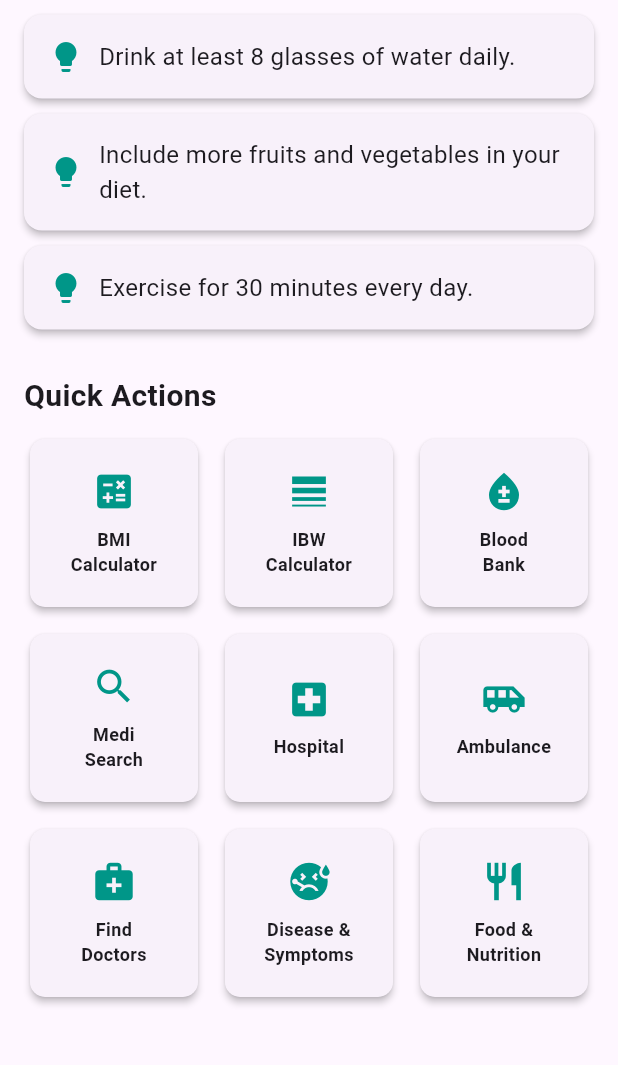
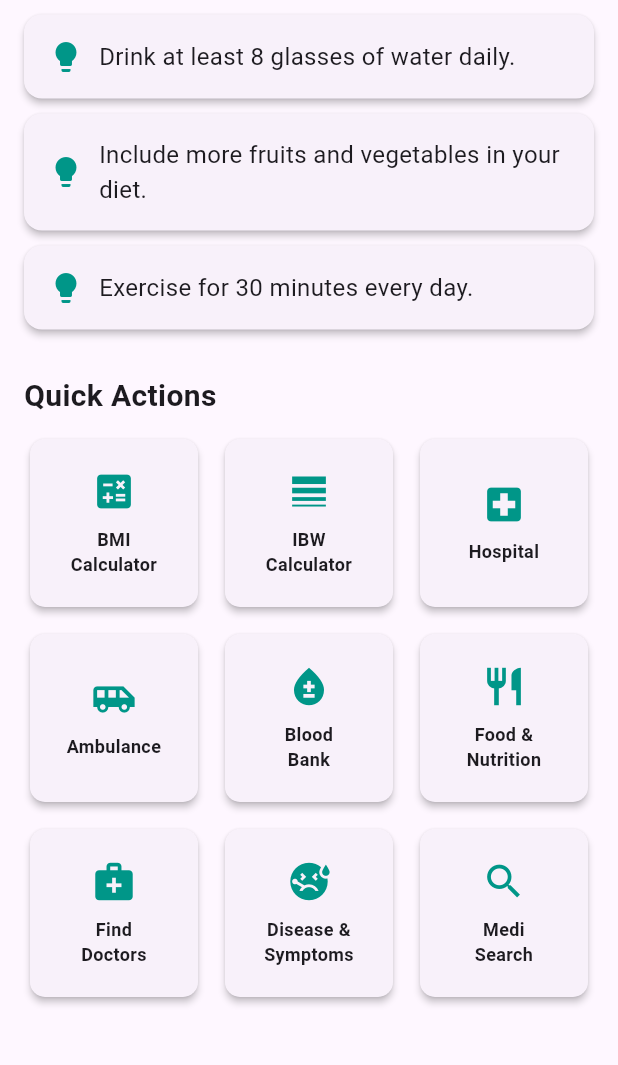
Before and after one commit to riazulrocky/Health-Expert-Flutter-App, a Flutter app: the screen it shows after launch, on a phone screen of 412 x 824 dp, the part 158-1223 px from its top. Run offline on Flutter 3.47's test engine with Material 3 defaults, Android fonts, the phone set to English and light mode, and no system bars.

Commit message:
hospital

```diff
--- a/lib/home_page.dart
+++ b/lib/home_page.dart
@@ -1,10 +1,24 @@
 import 'package:flutter/material.dart';
 import 'package:health_app/bmi_calculator.dart';
 import 'package:health_app/ibw_calculator.dart';
-import 'package:health_app/ambulance_page.dart'; // ✅ Added import for AmbulancePage
+import 'package:health_app/hospital_page.dart';
 
 class HomePage extends StatelessWidget {
   const HomePage({super.key});
+
+  // ✅ Make quickActions static const
+  static const List<Map<String, dynamic>> quickActions = [
+    // ✅ Use const for each map
+    {'icon': Icons.calculate, 'label': 'BMI\nCalculator'},
+    {'icon': Icons.line_weight, 'label': 'IBW\nCalculator'},
+    {'icon': Icons.local_hospital, 'label': 'Hospital'},
+    {'icon': Icons.airport_shuttle, 'label': 'Ambulance'},
+    {'icon': Icons.bloodtype, 'label': 'Blood\nBank'},
+    {'icon': Icons.restaurant, 'label': 'Food &\nNutrition'},
+    {'icon': Icons.medical_services, 'label': 'Find\nDoctors'},
+    {'icon': Icons.sick, 'label': 'Disease &\nSymptoms'},
+    {'icon': Icons.search, 'label': 'Medi\nSearch'},
+  ];
 
   @override
   Widget build(BuildContext context) {
@@ -24,8 +38,8 @@ class HomePage extends StatelessWidget {
             const SizedBox(height: 20),
 
             // Health Tips Section
-            Padding(
-              padding: const EdgeInsets.symmetric(horizontal: 16),
+            const Padding(
+              padding: EdgeInsets.symmetric(horizontal: 16),
               child: Column(
                 crossAxisAlignment: CrossAxisAlignment.start,
                 children: [
@@ -33,10 +47,10 @@ class HomePage extends StatelessWidget {
                     'Health Tips',
                     style: TextStyle(fontSize: 20, fontWeight: FontWeight.bold),
                   ),
-                  const SizedBox(height: 10),
-                  _buildHealthTipCard('Drink at least 8 glasses of water daily.'),
-                  _buildHealthTipCard('Include more fruits and vegetables in your diet.'),
-                  _buildHealthTipCard('Exercise for 30 minutes every day.'),
+                  SizedBox(height: 10),
+                  _HealthTipCard(tip: 'Drink at least 8 glasses of water daily.'),
+                  _HealthTipCard(tip: 'Include more fruits and vegetables in your diet.'),
+                  _HealthTipCard(tip: 'Exercise for 30 minutes every day.'),
                 ],
               ),
             ),
@@ -44,8 +58,8 @@ class HomePage extends StatelessWidget {
             const SizedBox(height: 20),
 
             // Quick Actions Section
-            Padding(
-              padding: const EdgeInsets.symmetric(horizontal: 16),
+            const Padding(
+              padding: EdgeInsets.symmetric(horizontal: 16),
               child: Column(
                 crossAxisAlignment: CrossAxisAlignment.start,
                 children: [
@@ -53,21 +67,8 @@ class HomePage extends StatelessWidget {
                     'Quick Actions',
                     style: TextStyle(fontSize: 20, fontWeight: FontWeight.bold),
                   ),
-                  const SizedBox(height: 10),
-                  GridView.builder(
-                    shrinkWrap: true,
-                    physics: const NeverScrollableScrollPhysics(),
-                    gridDelegate: const SliverGridDelegateWithFixedCrossAxisCount(
-                      crossAxisCount: 3,
-                      crossAxisSpacing: 10,
-                      mainAxisSpacing: 10,
-                    ),
-                    itemCount: quickActions.length,
-                    itemBuilder: (context, index) {
-                      final action = quickActions[index];
-                      return _buildQuickActionCard(context, action['icon']!, action['label']!);
-                    },
-                  ),
+                  SizedBox(height: 10),
+                  _QuickActionsGrid(),
                 ],
               ),
             ),
@@ -81,17 +82,17 @@ class HomePage extends StatelessWidget {
                 child: Wrap(
                   spacing: 16,
                   alignment: WrapAlignment.center,
-                  children: [
+                  children: const [
                     TextButton(
-                      onPressed: () {},
+                      onPressed: null,
                       child: Text('Settings', style: TextStyle(color: Colors.teal)),
                     ),
                     TextButton(
-                      onPressed: () {},
+                      onPressed: null,
                       child: Text('FAQs', style: TextStyle(color: Colors.teal)),
                     ),
                     TextButton(
-                      onPressed: () {},
+                      onPressed: null,
                       child: Text('Contact Us', style: TextStyle(color: Colors.teal)),
                     ),
                   ],
@@ -103,9 +104,16 @@ class HomePage extends StatelessWidget {
       ),
     );
   }
+}
 
-  // Helper method to build health tip cards
-  Widget _buildHealthTipCard(String tip) {
+// ✅ Helper widget for health tip cards
+class _HealthTipCard extends StatelessWidget {
+  final String tip;
+
+  const _HealthTipCard({required this.tip});
+
+  @override
+  Widget build(BuildContext context) {
     return Card(
       elevation: 2,
       margin: const EdgeInsets.only(bottom: 10),
@@ -114,7 +122,7 @@ class HomePage extends StatelessWidget {
         child: Row(
           children: [
             Icon(Icons.lightbulb, color: Colors.teal),
-            const SizedBox(width: 10),
+            SizedBox(width: 10),
             Expanded(
               child: Text(
                 tip,
@@ -126,35 +134,61 @@ class HomePage extends StatelessWidget {
       ),
     );
   }
+}
 
-  // Helper method to build quick action cards
-  Widget _buildQuickActionCard(BuildContext context, IconData icon, String label) {
+// ✅ Helper widget for quick action grid
+class _QuickActionsGrid extends StatelessWidget {
+  const _QuickActionsGrid();
+
+  @override
+  Widget build(BuildContext context) {
+    return GridView.builder(
+      shrinkWrap: true,
+      physics: const NeverScrollableScrollPhysics(),
+      gridDelegate: const SliverGridDelegateWithFixedCrossAxisCount(
+        crossAxisCount: 3,
+        crossAxisSpacing: 10,
+        mainAxisSpacing: 10,
+      ),
+      itemCount: HomePage.quickActions.length,
+      itemBuilder: (context, index) {
+        final action = HomePage.quickActions[index];
+        return _QuickActionCard(icon: action['icon'] as IconData, label: action['label'] as String);
+      },
+    );
+  }
+}
+
+// ✅ Helper widget for quick action card
+class _QuickActionCard extends StatelessWidget {
+  final IconData icon;
+  final String label;
+
+  const _QuickActionCard({required this.icon, required this.label});
+
+  @override
+  Widget build(BuildContext context) {
     return Card(
       elevation: 2,
-      shape: RoundedRectangleBorder(
-        borderRadius: BorderRadius.circular(10),
-      ),
+      shape: RoundedRectangleBorder(borderRadius: BorderRadius.circular(10)),
       child: InkWell(
         onTap: () {
           if (label.contains('BMI')) {
             Navigator.push(
               context,
-              MaterialPageRoute(builder: (_) => BMICalculatorScreen()),
+              MaterialPageRoute(builder: (_) => BMICalculatorScreen()), // Avoid const here if not needed
             );
           } else if (label.contains('IBW')) {
             Navigator.push(
               context,
               MaterialPageRoute(builder: (_) => IBWCalculatorScreen()),
             );
-          }
-          // ✅ Added ambulance navigation
-          else if (label.contains('Ambulance')) {
+          } else if (label.contains('Hospital')) {
             Navigator.push(
               context,
-              MaterialPageRoute(builder: (_) => AmbulancePage()),
+              MaterialPageRoute(builder: (_) => HospitalPage()),
             );
-          }
-          else {
+          } else {
             print('Tapped: $label');
           }
         },
@@ -164,11 +198,11 @@ class HomePage extends StatelessWidget {
             mainAxisAlignment: MainAxisAlignment.center,
             children: [
               Icon(icon, size: 30, color: Colors.teal),
-              const SizedBox(height: 8),
+              SizedBox(height: 8),
               Text(
                 label,
                 textAlign: TextAlign.center,
-                style: TextStyle(fontSize: 12, fontWeight: FontWeight.bold),
+                style: const TextStyle(fontSize: 12, fontWeight: FontWeight.bold),
               ),
             ],
           ),
@@ -177,16 +211,3 @@ class HomePage extends StatelessWidget {
     );
   }
 }
-
-// List of quick actions with icons and labels
-final List<Map<String, dynamic>> quickActions = [
-  {'icon': Icons.calculate, 'label': 'BMI\nCalculator'},
-  {'icon': Icons.line_weight, 'label': 'IBW\nCalculator'},
-  {'icon': Icons.bloodtype, 'label': 'Blood\nBank'},
-  {'icon': Icons.search, 'label': 'Medi\nSearch'},
-  {'icon': Icons.local_hospital, 'label': 'Hospital'},
-  {'icon': Icons.airport_shuttle, 'label': 'Ambulance'}, // ✅ Already has "Ambulance" label
-  {'icon': Icons.medical_services, 'label': 'Find\nDoctors'},
-  {'icon': Icons.sick, 'label': 'Disease &\nSymptoms'},
-  {'icon': Icons.restaurant, 'label': 'Food &\nNutrition'},
-];
```
Also changed, not shown: lib/hospital_page.dart (+181 -0 lines).
